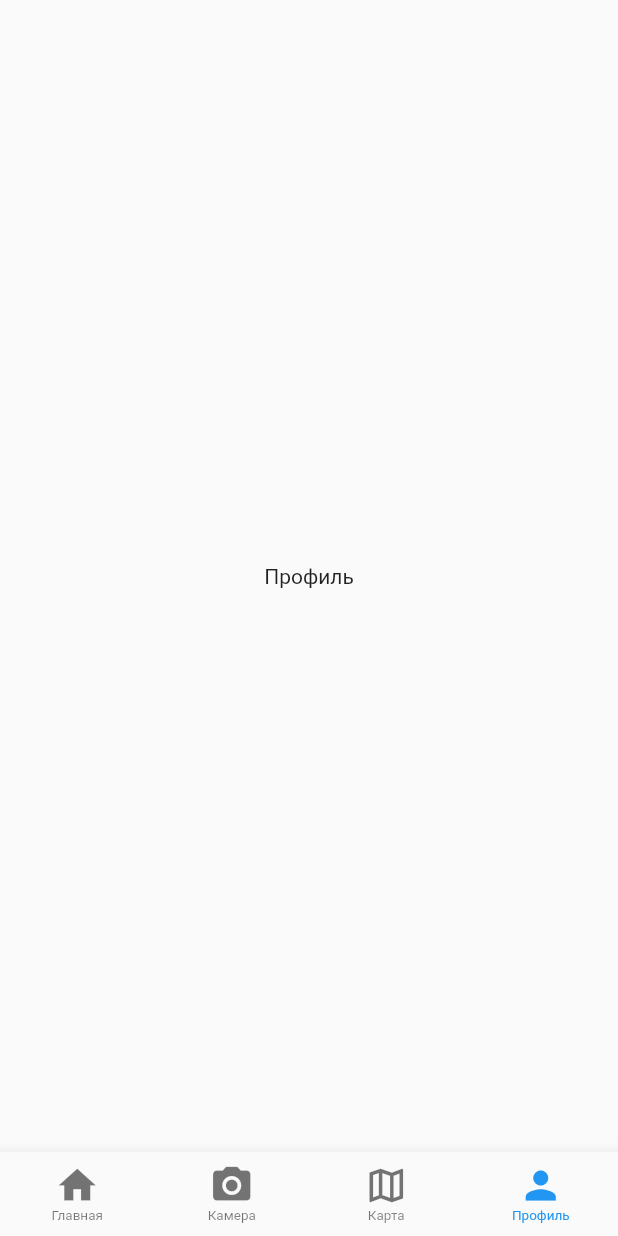
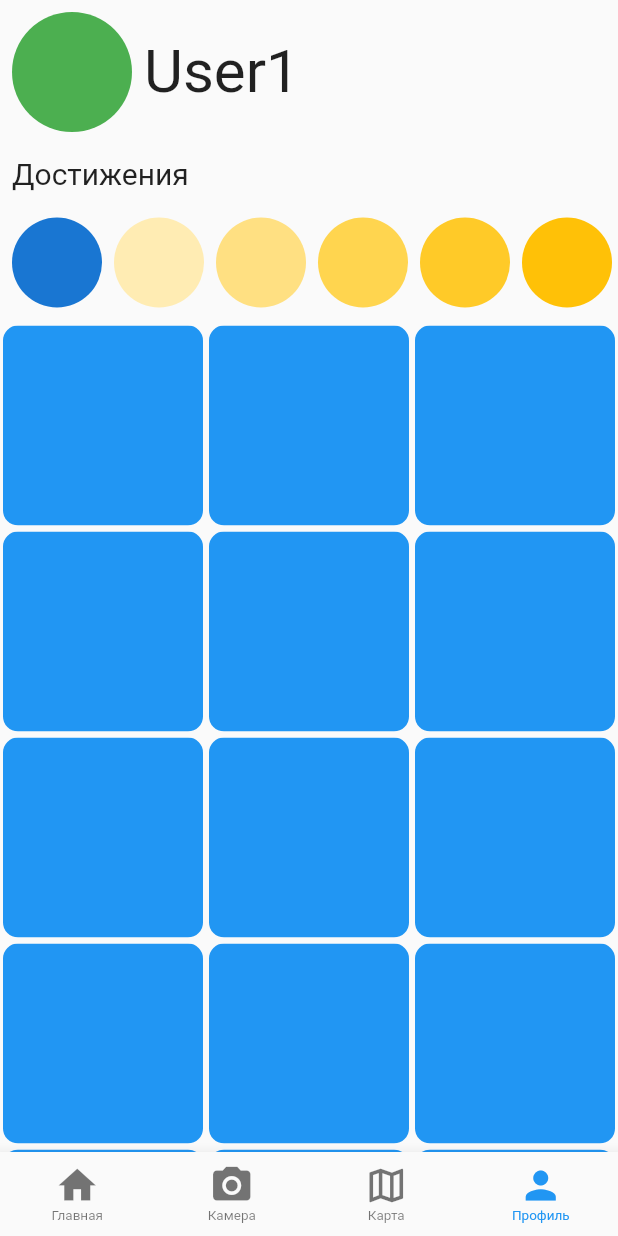
Before and after one commit to shuyanov/City-Explorer, a Flutter app: the screen it shows after launch, item 4 of the bottom bar chosen, on a phone screen of 412 x 824 dp. Run offline on Flutter 3.47's test engine with Material 2 defaults, Android fonts, the phone set to English and light mode, and no system bars; our stand-ins replace cached_network_image, camera, flutter_map, fluttertoast, geocoding, geolocator and 4 more; missing offline and left inert: flutter_geocoder; network calls fail.

Commit message:
added profilePage

```diff
--- a/mobile/lib/main.dart
+++ b/mobile/lib/main.dart
@@ -5,6 +5,8 @@ import 'package:test_hackaton/pages/geolocationPage.dart';
 import 'package:test_hackaton/pages/mapPage.dart';
 import 'package:test_hackaton/pages/postPage.dart';
 import 'package:test_hackaton/util/camera/locator.dart';
+
+import 'pages/profilePage.dart';
 
 
 void main() async{
@@ -76,7 +78,7 @@ List<Widget> pages = [
   PostPage(),
   CameraPage(),
   MapPage(),
-  Scaffold(body: Center(child: Text("Профиль"),),)
+  ProfilePage(),
 ];
 List<String> pagesString = [
   "Главная",
--- /dev/null
+++ b/mobile/lib/pages/profilePage.dart
@@ -0,0 +1,76 @@
+import 'package:flutter/material.dart';
+import 'package:get/get.dart';
+
+class ProfilePage extends StatelessWidget {
+  const ProfilePage({super.key});
+
+  @override
+  Widget build(BuildContext context) {
+    return Scaffold(
+      body: SafeArea(
+        child: ListView(
+          children: [
+            Padding(
+              padding: const EdgeInsets.all(8.0),
+              child: Row(
+                children: [
+                  CircleAvatar(
+            radius: 40,
+            backgroundColor: Colors.green,
+                  ),
+                  Padding(
+                    padding: const EdgeInsets.all(8.0),
+                    child: Text(
+                      "User1",
+                      style: TextStyle(fontSize: 40),
+                    ),
+                  ),
+                ],
+              ),
+            ),
+            Padding(
+              padding: const EdgeInsets.all(8.0),
+              child: Text(
+                "Достижения",
+                style: TextStyle(fontSize: 20),
+              ),
+            ),
+            Container(
+              height: 80,
+              child: ListView.builder(
+                  scrollDirection: Axis.horizontal,
+                  itemCount: 10,
+                  itemBuilder: (context, index) {
+                    return Padding(
+                      padding: const EdgeInsets.only(left: 8.0),
+                      child: CircleAvatar(
+                        backgroundColor: Colors.amber[index * 100],
+                        radius: 30,
+                      ),
+                    );
+                  }),
+            ),
+            GridView.builder(
+              gridDelegate:
+                  SliverGridDelegateWithFixedCrossAxisCount(crossAxisCount: 3),
+              shrinkWrap: true,
+              physics: NeverScrollableScrollPhysics(),
+              itemCount: 30, // Number of posts
+              itemBuilder: (BuildContext context, int index) {
+                return Padding(
+                  padding: const EdgeInsets.all(2.0),
+                  child: ClipRRect(
+                    borderRadius: BorderRadius.circular(10),
+                    child: Container(
+                      color: Colors.blue,
+                    ),
+                  ),
+                );
+              },
+            ),
+          ],
+        ),
+      ),
+    );
+  }
+}
--- a/mobile/lib/util/post.dart
+++ b/mobile/lib/util/post.dart
@@ -19,9 +19,14 @@ class Post extends StatefulWidget {
   State<Post> createState() => _PostState();
 }
 
-bool isLiked = false;
 
 class _PostState extends State<Post> {
+bool isLiked = false;
+  @override
+  void initState() {
+    isLiked = widget.like;
+    super.initState();
+  }
   @override
   Widget build(BuildContext context) {
     return Material(
```
